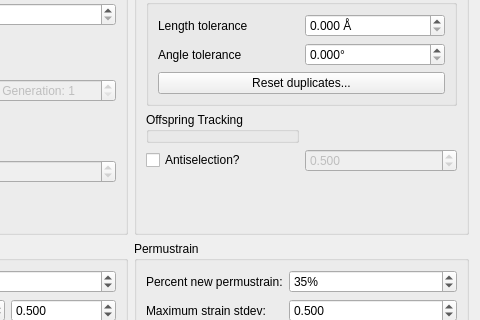
xtalopt/XtalOpt, file src/xtalopt/ui/tab_opt.ui: the form before one commit; both pictures show x 583 to 1063 and y 153 to 473 of the 1063 by 629 pixel window.
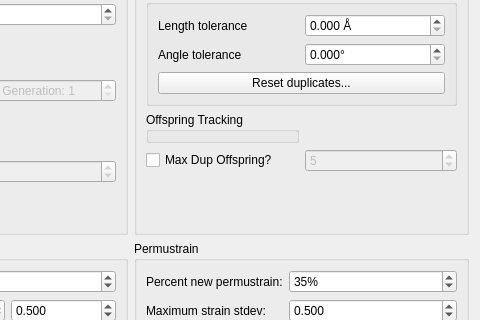
The form after the commit.

Commit message: Added a maximum duplicate offspring option for the Offspring Tracking.

The edit to the form file:
```diff
--- a/src/xtalopt/ui/tab_opt.ui
+++ b/src/xtalopt/ui/tab_opt.ui
@@ -971,7 +971,7 @@
          <string>&lt;html&gt;&lt;head/&gt;&lt;body&gt;&lt;p&gt;If a given xtal has produced many duplicate offspring, then it will be less likely to be chosen for mutation. This improves the efficiency by not selecting xtals that are producing many duplicates.&lt;/p&gt;&lt;p&gt;An alternative to using this would be to increase the strength of the mutations.&lt;/p&gt;&lt;p&gt;The factor on the right is an &amp;quot;impact factor.&amp;quot; 0 indicates that there is no antiselection. 1 indicates that there is the highest antiselection (i. e., if an xtal has ONLY produced duplicates, it will NOT be selected for mutation).&lt;/p&gt;&lt;/body&gt;&lt;/html&gt;</string>
         </property>
         <property name="text">
-         <string>Antiselection?</string>
+         <string>Max Dup Offspring?</string>
         </property>
        </widget>
       </item>
@@ -987,16 +987,16 @@
          <bool>false</bool>
         </property>
         <property name="decimals">
-         <number>3</number>
+         <number>0</number>
         </property>
         <property name="maximum">
-         <double>1.000000000000000</double>
+         <double>10000000.000000000000000</double>
         </property>
         <property name="singleStep">
          <double>0.010000000000000</double>
         </property>
         <property name="value">
-         <double>0.500000000000000</double>
+         <double>5.000000000000000</double>
         </property>
        </widget>
       </item>
```
Left out of the diff: 12 changed lines with no effect on the pictures. The commit also changes 5 other files.
